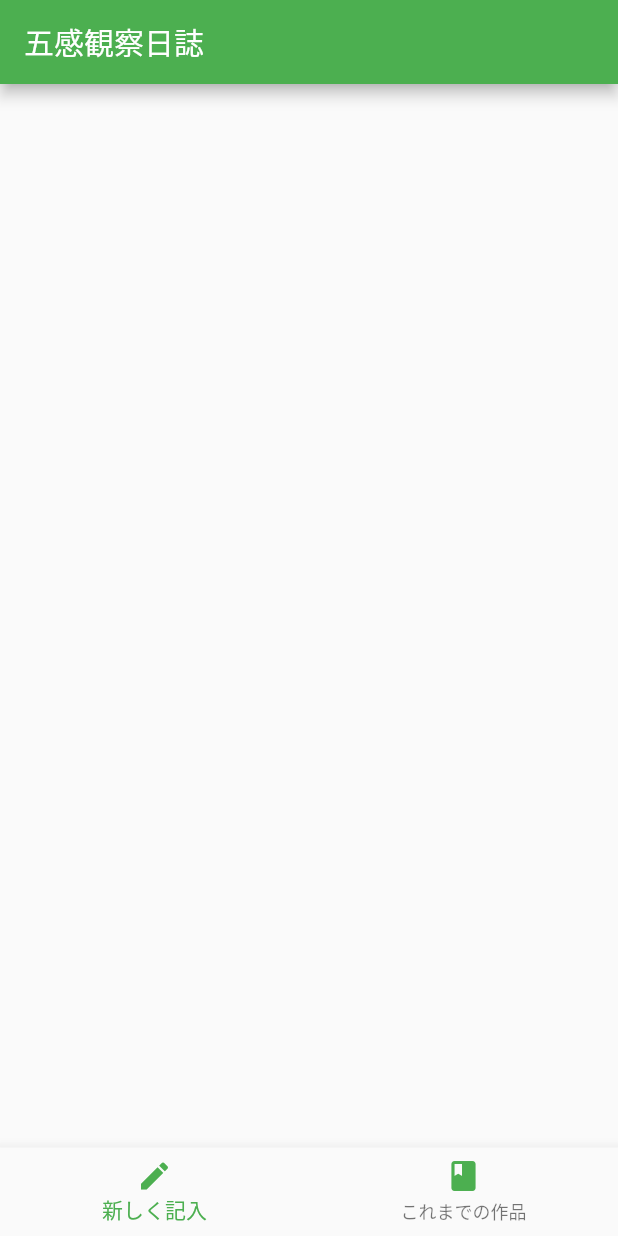
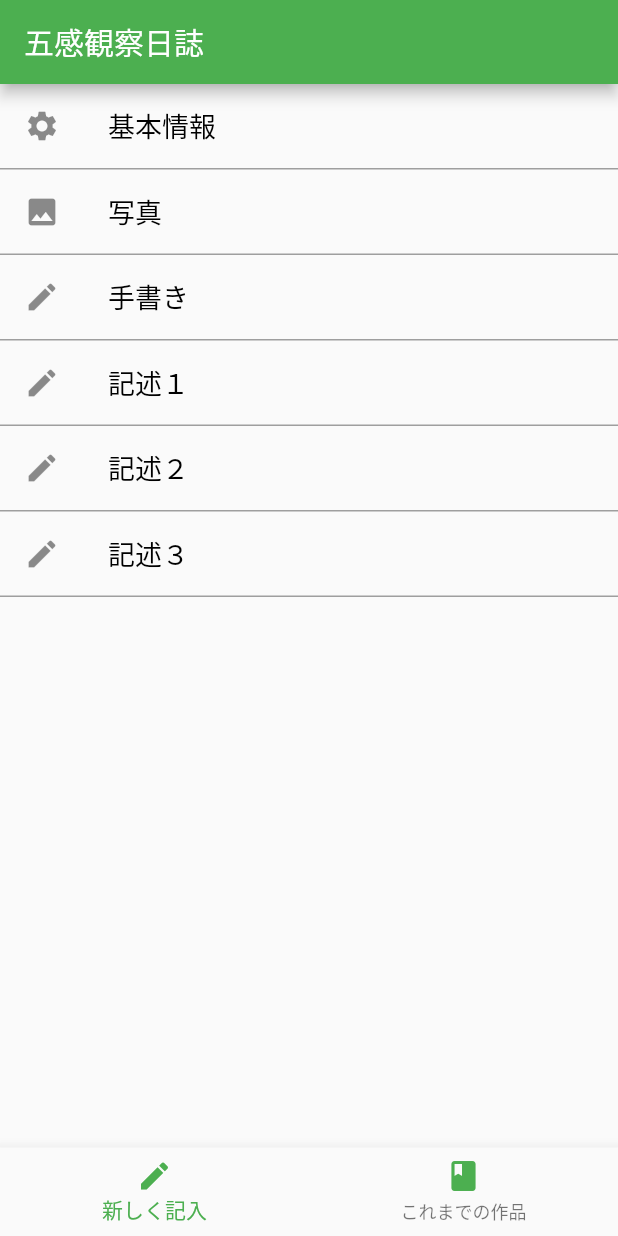
Before and after one commit to sidadora/five_sense_tells, a Flutter app: the screen it shows after launch, on a phone screen of 412 x 824 dp. Run offline on Flutter 3.47's test engine with Material 2 defaults, Android fonts, the phone set to English and light mode, and no system bars; our stand-ins replace flutter_riverpod, google_fonts.

Commit message:
no message

```diff
--- /dev/null
+++ b/lib/edit/edit_page.dart
@@ -0,0 +1,76 @@
+import 'package:flutter/material.dart';
+
+class EditPage extends StatelessWidget {
+  final titleText = 'OurHomeTown';
+  const EditPage({Key? key}) : super(key: key);
+
+  @override
+  Widget build(BuildContext context) {
+    return MaterialApp(
+      debugShowCheckedModeBanner: false,
+      home: EditPageWidget(),
+    );
+  }
+}
+
+class EditPageWidget extends StatefulWidget {
+  const EditPageWidget({Key? key}) : super(key: key);
+
+  @override
+  State<EditPageWidget> createState() => _EditPageWidgetState();
+}
+
+class _EditPageWidgetState extends State<EditPageWidget> {
+  int _selectedIndex = 0;
+  late List<Widget> _pages;
+  final String title = "五感観察日誌";
+
+  @override
+  void initState() {
+    _pages = [
+      EditPage(),
+      EditPage(),
+      EditPage(),
+      EditPage(),
+      EditPage(),
+      EditPage(),
+    ];
+    super.initState();
+  }
+
+  @override
+  Widget build(BuildContext context) {
+    return Scaffold(
+      body: ListView(
+        children: [
+          _menuItem("基本情報", Icon(Icons.settings)),
+          _menuItem("写真", Icon(Icons.photo)),
+          _menuItem("手書き", Icon(Icons.edit)),
+          _menuItem("記述１", Icon(Icons.edit)),
+          _menuItem("記述２", Icon(Icons.edit)),
+          _menuItem("記述３", Icon(Icons.edit)),
+        ],
+      ),
+    );
+  }
+}
+
+Widget _menuItem(String title, Icon icon) {
+  return Container(
+    decoration: new BoxDecoration(
+        border: new Border(bottom: BorderSide(width: 1.0, color: Colors.grey))),
+    child: ListTile(
+      leading: icon,
+      title: Text(
+        title,
+        style: TextStyle(color: Colors.black, fontSize: 18.0),
+      ),
+      onTap: () {
+        print("onTap called.");
+      }, // タップ
+      onLongPress: () {
+        print("onLongPress called.");
+      }, // 長押し
+    ),
+  );
+}
--- a/lib/edit_page.dart
+++ /dev/null
@@ -1,12 +0,0 @@
-import 'package:flutter/material.dart';
-
-class EditPage extends StatelessWidget {
-  final titleText = 'OurHomeTown';
-
-  @override
-  Widget build(BuildContext context) {
-    return const MaterialApp(
-      title: 'NewPage',
-    );
-  }
-}
--- a/lib/main.dart
+++ b/lib/main.dart
@@ -1,7 +1,7 @@
 import 'package:flutter/material.dart';
 import 'package:flutter_riverpod/flutter_riverpod.dart';
 
-import 'cover_page.dart';
+import 'presentation/cover/cover_page.dart';
 
 Future<void> main() async {
   WidgetsFlutterBinding.ensureInitialized();
@@ -20,6 +20,7 @@
   @override
   Widget build(BuildContext context) {
     return const MaterialApp(
+      debugShowCheckedModeBanner: false,
       home: CoverPage(),
       title: 'OurHomeTown',
     );
```
Also changed, not shown: lib/presentation/cover/cover_page.dart (renamed from lib/cover_page.dart, +7 -5 lines), lib/edit/basic_info.dart (added), lib/repo/repo_page.dart (renamed from lib/repo_page.dart).
